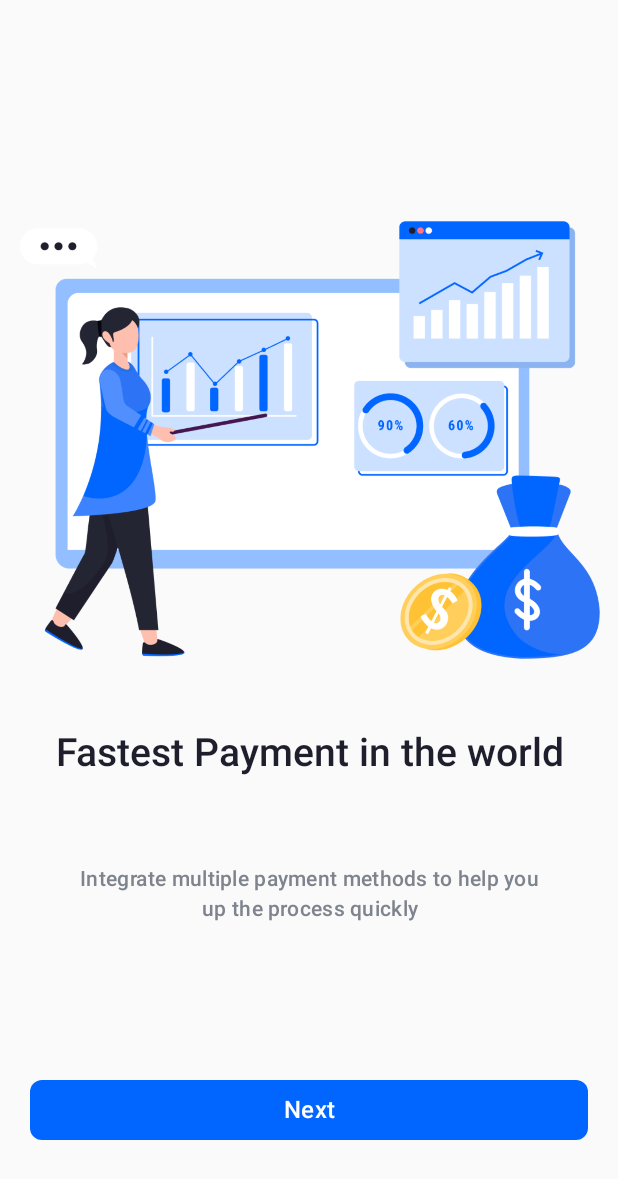
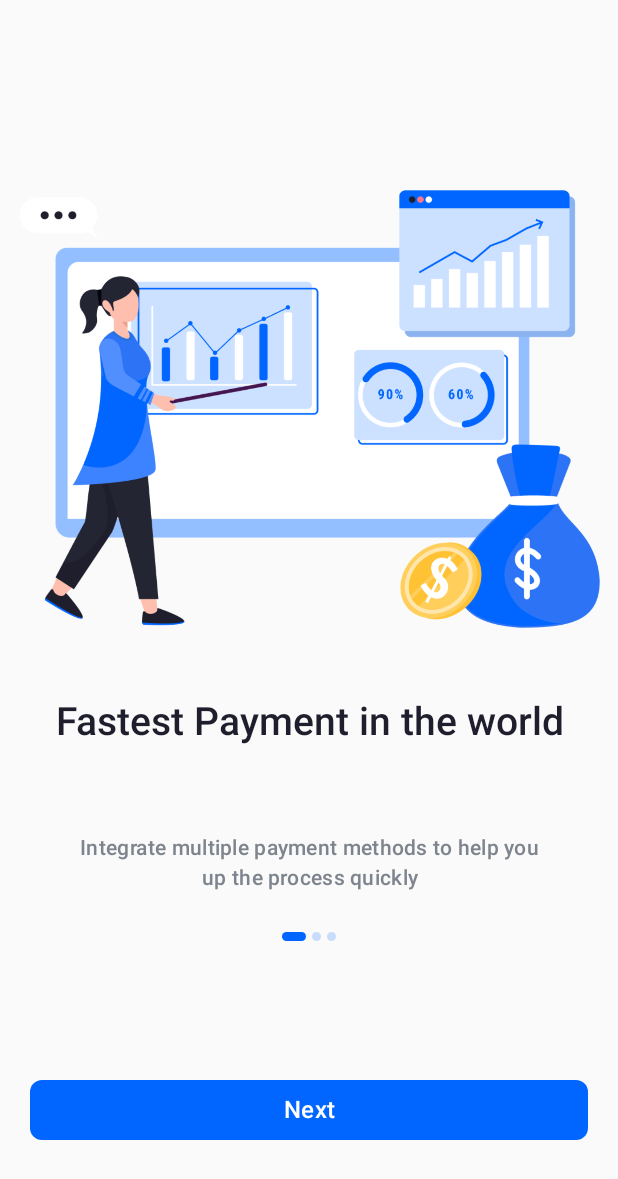
Before and after one commit to PNThanggg/JetpackCompose, an Android app built with Jetpack Compose: the IntroActivity screen opened directly, with no data from a screen before it, on a phone screen of 412 x 824 dp. Shown: the top 1179 px of the screen. Run offline under Robolectric (Android 15) with nearby library versions, the phone set to English and light mode, and no system bars; our stand-ins replace Timber; libraries missing offline, so code that uses them is left out: modules.core.theme; missing, so only their content is drawn: JetpackComposeTheme; 1 statement that could not run was skipped.

Commit message:
:art: Introduce Intro Screen with Pager and Update Preferences.

```diff
--- a/Apps/BankPick/src/main/java/jc/app/bank_pick/activity/intro/IntroScreen.kt
+++ b/Apps/BankPick/src/main/java/jc/app/bank_pick/activity/intro/IntroScreen.kt
@@ -1,15 +1,24 @@
 package jc.app.bank_pick.activity.intro
 
+import androidx.compose.animation.animateColorAsState
+import androidx.compose.animation.core.animateDpAsState
+import androidx.compose.animation.core.tween
 import androidx.compose.foundation.Image
+import androidx.compose.foundation.background
 import androidx.compose.foundation.layout.Arrangement
+import androidx.compose.foundation.layout.Box
 import androidx.compose.foundation.layout.Column
+import androidx.compose.foundation.layout.Row
 import androidx.compose.foundation.layout.Spacer
 import androidx.compose.foundation.layout.fillMaxSize
 import androidx.compose.foundation.layout.fillMaxWidth
 import androidx.compose.foundation.layout.height
 import androidx.compose.foundation.layout.padding
+import androidx.compose.foundation.layout.size
+import androidx.compose.foundation.layout.wrapContentHeight
 import androidx.compose.foundation.pager.HorizontalPager
 import androidx.compose.foundation.pager.rememberPagerState
+import androidx.compose.foundation.shape.CircleShape
 import androidx.compose.foundation.shape.RoundedCornerShape
 import androidx.compose.material3.Button
 import androidx.compose.material3.ButtonDefaults
@@ -21,8 +30,10 @@ import androidx.compose.runtime.getValue
 import androidx.compose.runtime.mutableIntStateOf
 import androidx.compose.runtime.remember
 import androidx.compose.runtime.setValue
+import androidx.compose.runtime.snapshotFlow
 import androidx.compose.ui.Alignment
 import androidx.compose.ui.Modifier
+import androidx.compose.ui.draw.clip
 import androidx.compose.ui.graphics.Color
 import androidx.compose.ui.res.painterResource
 import androidx.compose.ui.res.stringResource
@@ -32,9 +43,12 @@ import androidx.compose.ui.tooling.preview.Preview
 import androidx.compose.ui.unit.TextUnit
 import androidx.compose.ui.unit.TextUnitType
 import androidx.compose.ui.unit.dp
+import timber.log.Timber
 
 @Composable
-fun IntroScreen() {
+fun IntroScreen(
+    nextScreen: () -> Unit = {},
+) {
     val pages = listOf(
         OnBoardingPage.First, OnBoardingPage.Second, OnBoardingPage.Third
     )
@@ -45,6 +59,13 @@ fun IntroScreen() {
     )
 
     var currentIndex by remember { mutableIntStateOf(0) }
+
+    LaunchedEffect(pagerState) {
+        snapshotFlow { pagerState.currentPage }.collect { page ->
+            Timber.tag("PageChange").d("Page changed to $page")
+        }
+    }
+
 
     LaunchedEffect(currentIndex) {
         pagerState.animateScrollToPage(currentIndex)
@@ -63,6 +84,39 @@ fun IntroScreen() {
             PagerScreen(onBoardingPage = pages[position])
         }
 
+        Spacer(modifier = Modifier.height(24.dp))
+
+        Row(
+            Modifier
+                .wrapContentHeight()
+                .fillMaxWidth()
+                .padding(bottom = 8.dp),
+            horizontalArrangement = Arrangement.Center
+        ) {
+
+
+            repeat(pagerState.pageCount) { iteration ->
+                val color by animateColorAsState(
+                    targetValue = if (pagerState.currentPage == iteration) Color(0xFF0066FF)
+                    else Color(0x330066FF), animationSpec = tween(durationMillis = 300)
+                )
+
+                val width by animateDpAsState(
+                    targetValue = if (pagerState.currentPage == iteration) 16.dp else 6.dp,
+                    animationSpec = tween(durationMillis = 300)
+                )
+
+                Box(
+                    modifier = Modifier
+                        .padding(2.dp)
+                        .clip(CircleShape)
+                        .background(color)
+                        .size(width, 6.dp)
+                )
+            }
+        }
+
+
         Spacer(modifier = Modifier.weight(1F))
 
         Button(
@@ -73,7 +127,7 @@ fun IntroScreen() {
                 if (currentIndex < pages.size - 1) {
                     currentIndex += 1
                 } else {
-
+                    nextScreen.invoke()
                 }
             },
             shape = RoundedCornerShape(8.dp),
```
Also changed, not shown: Apps/BankPick/src/main/java/jc/app/bank_pick/activity/intro/IntroActivity.kt (+25 -1 lines).
